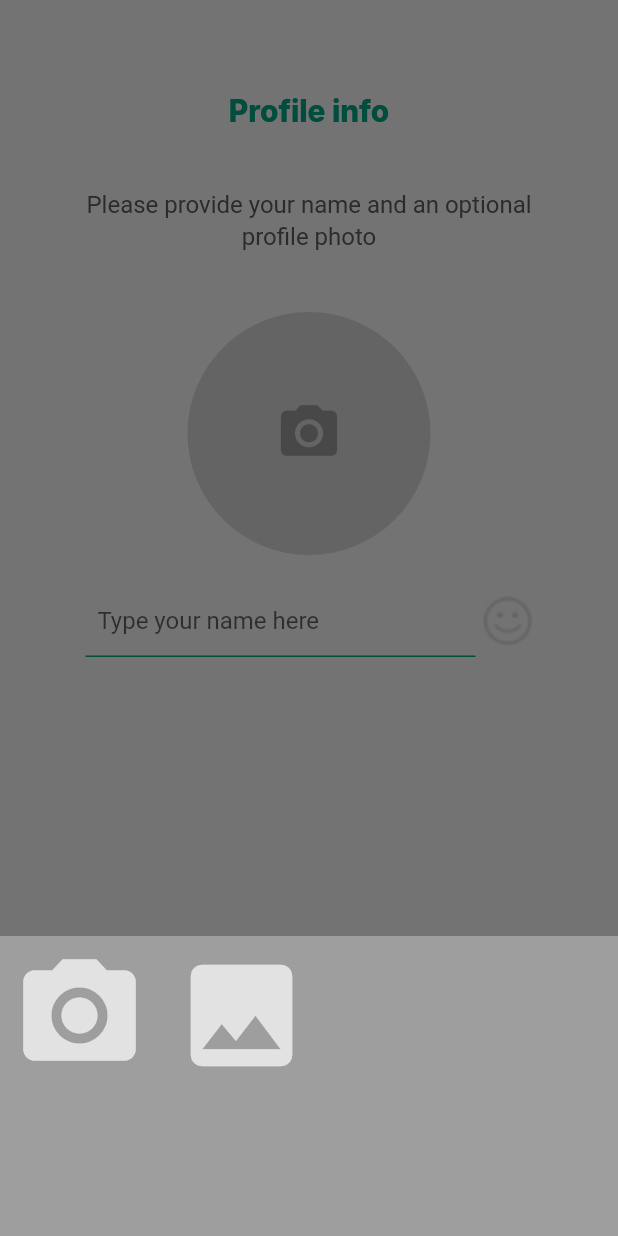
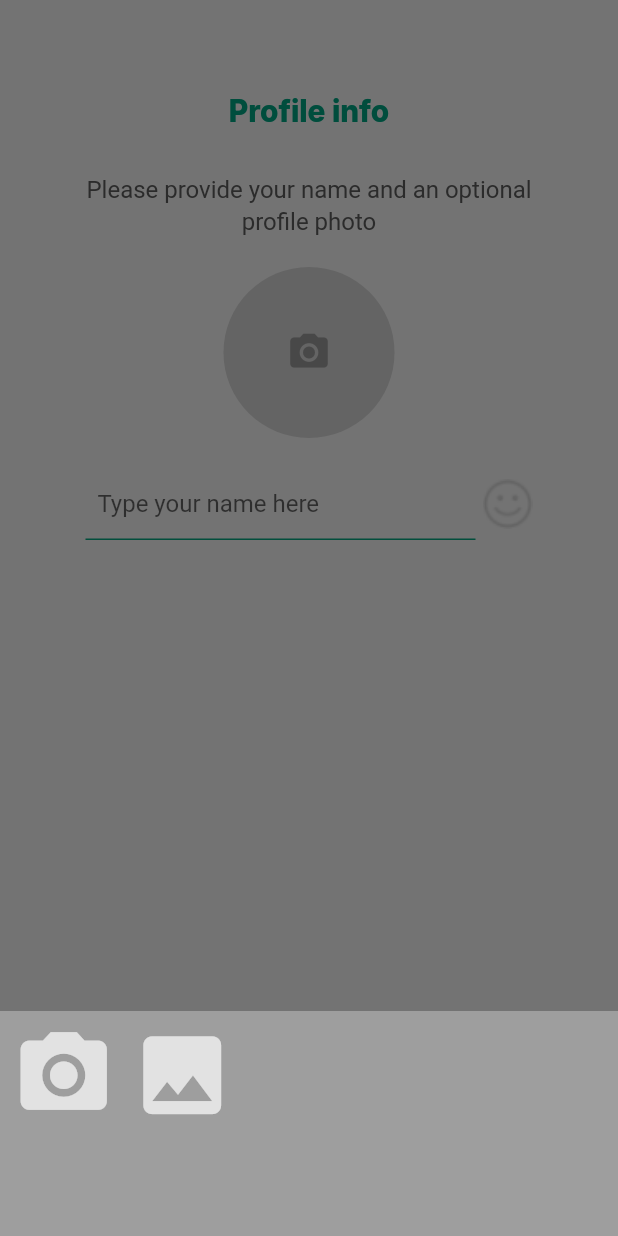
Before and after one commit to RajeshChandak/WhatsApp-UI, a Flutter app: the profileScreen screen opened directly, after a tap on the "camera alt" icon, on a phone screen of 412 x 824 dp. Run offline on Flutter 3.47's test engine with Material 3 defaults, Android fonts, the phone set to English and light mode, and no system bars; our stand-ins replace image_picker; Roboto replaces fonts that are missing (regular).

Commit message:
Changes Completed in Profile info Page

```diff
--- a/lib/Profile/profilescreen.dart
+++ b/lib/Profile/profilescreen.dart
@@ -31,7 +31,7 @@ class _profileScreenState extends State<profileScreen> {
               TextKaColor: Color(0XFF00A884),
             ),
             SizedBox(
-              height: 40,
+              height: 30,
             ),
             UiHelper.CustomText(
                 text: "Please provide your name and an optional",
@@ -40,27 +40,31 @@ class _profileScreenState extends State<profileScreen> {
             UiHelper.CustomText(
                 text: "profile photo", FontKaSize: 16, FontKaFamily: "regular"),
             SizedBox(
-              height: 40,
+              height: 20,
             ),
             GestureDetector(
               onTap: () {
                 _openBottomSheet(context);
               },
               child: pickedImage==null?CircleAvatar(
-                  radius: 81,
+                  radius: 57,
                   backgroundColor: Color(0XFFD9D9D9),
                   child: Icon(
                     Icons.camera_alt,
                     color: Colors.grey,
-                    size: 45,
+                    size: 30,
                   )):CircleAvatar(
-                  radius: 81,
+                  radius: 57,
                   // backgroundColor: Color(0XFFD9D9D9),
                   backgroundImage: FileImage(pickedImage!),
+                  child: Opacity(
+                    opacity: 0.5,
                     child: Icon(
                       Icons.camera_alt,
                       color: Colors.grey,
-                    size: 45,
+                      size: 30,
+                      fill: 0.9,
+                    ),
                   )),
             ),
             SizedBox(
@@ -96,7 +100,8 @@ class _profileScreenState extends State<profileScreen> {
                   fit: BoxFit.cover,
                 )
               ],
-            )
+            ),
+
           ],
         ),
       ),
@@ -112,37 +117,43 @@ class _profileScreenState extends State<profileScreen> {
         builder: (BuildContext context) {
           return Container(
             // width: double.infinity,
-            height: 200,
+            height: 150,
             color: Colors.grey,
+            child: Padding(
+              padding: const EdgeInsets.only(left: 8.0, top: 8),
               child: Column(
+                // mainAxisAlignment: MainAxisAlignment.center,
                 children: [
                   Row(
                     mainAxisAlignment: MainAxisAlignment.start,
                     children: [
-                    IconButton(
-                        onPressed: () {
+
+                      GestureDetector(
+                        onTap: (){
                           _pickImage(ImageSource.camera);
                         },
-                        icon: Icon(
+                        child: Icon(
                               Icons.camera_alt,
-                          size: 90,
+                              size: 69,
                               color: Colors.white70,
                             )),
                       SizedBox(
-                      width: 60,
+                        width: 10,
                       ),
-                    IconButton(
-                        onPressed: () {
+                      GestureDetector(
+                        onTap: (){
                           _pickImage(ImageSource.gallery);
+
                         },
-                        icon: Icon(
+                        child:Icon(
                               Icons.image,
-                          size: 90,
+                              size: 69,
                               color: Colors.white70,
-                        ))
+                            )),
                     ],
                   ),
                 ],
+              ),
             ),
           );
         });
```
Lines whose indentation alone changed are shown as unchanged.
